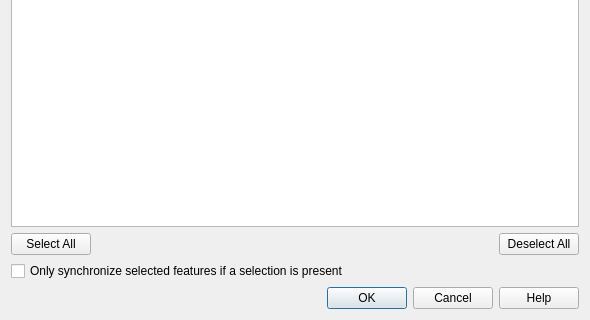
qgis/QGIS, file src/plugins/offline_editing/offline_editing_plugin_guibase.ui: the form before one commit; both pictures show x 0 to 590 and y 250 to 570 of the 590 by 570 pixel window.
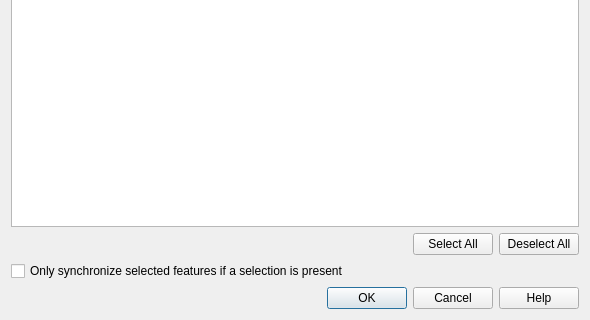
The form after the commit. Icons and pictures are not drawn. Custom widgets are drawn as their Qt base class.

Commit message:
Unify appearance of Select All/Deselect All buttons
- Ensure Select All always appears first
- Right align buttons in layouts consistently

```diff
--- a/src/plugins/offline_editing/offline_editing_plugin_guibase.ui
+++ b/src/plugins/offline_editing/offline_editing_plugin_guibase.ui
@@ -98,13 +98,6 @@
      </item>
      <item>
       <layout class="QHBoxLayout" name="horizontalLayout_3">
-       <item>
-        <widget class="QPushButton" name="mSelectAllButton">
-         <property name="text">
-          <string>Select All</string>
-         </property>
-        </widget>
-       </item>
        <item>
         <spacer name="horizontalSpacer">
          <property name="orientation">
@@ -118,6 +111,13 @@
          </property>
         </spacer>
        </item>
+       <item>
+        <widget class="QPushButton" name="mSelectAllButton">
+         <property name="text">
+          <string>Select All</string>
+         </property>
+        </widget>
+       </item>
        <item>
         <widget class="QPushButton" name="mDeselectAllButton">
          <property name="text">
```
The commit also changes 5 other files.
